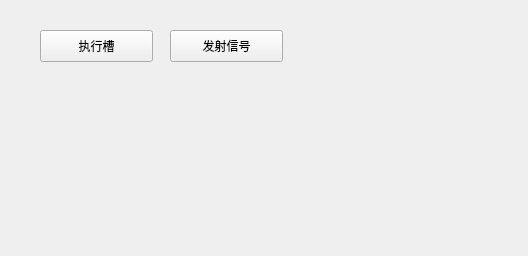
Old version of the form Gui/widget.ui in the repository xtuer/Qt.
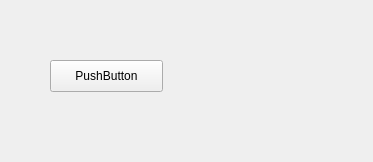
New version of the form.

Diff of the .ui file:
```diff
--- a/Gui/widget.ui
+++ b/Gui/widget.ui
@@ -6,37 +6,29 @@
    <rect>
     <x>0</x>
     <y>0</y>
-    <width>528</width>
-    <height>256</height>
+    <width>373</width>
+    <height>162</height>
    </rect>
   </property>
   <property name="windowTitle">
    <string>Form</string>
   </property>
-  <widget class="QPushButton" name="slotButton">
+  <property name="styleSheet">
+   <string notr="true">#widget {
+	background: red;
+}</string>
+  </property>
+  <widget class="QPushButton" name="pushButton">
    <property name="geometry">
     <rect>
-     <x>40</x>
-     <y>30</y>
+     <x>50</x>
+     <y>60</y>
      <width>113</width>
      <height>32</height>
     </rect>
    </property>
    <property name="text">
-    <string>执行槽</string>
-   </property>
-  </widget>
-  <widget class="QPushButton" name="signalButton">
-   <property name="geometry">
-    <rect>
-     <x>170</x>
-     <y>30</y>
-     <width>113</width>
-     <height>32</height>
-    </rect>
-   </property>
-   <property name="text">
-    <string>发射信号</string>
+    <string>PushButton</string>
    </property>
   </widget>
  </widget>
```
